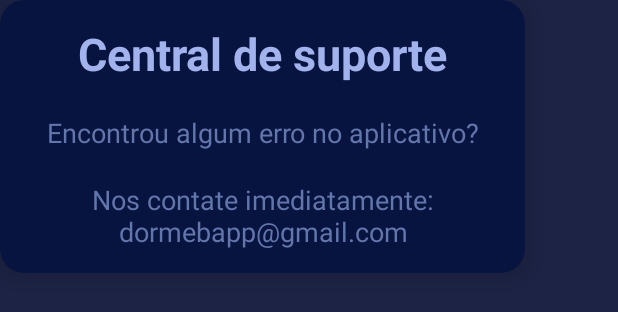
After one commit to EltonC06/DormeB-App, an Android app: the layout dialog_box.xml on its own in the app's theme, with its tools: preview values and no code run, on a phone screen of 412 x 824 dp. The commit adds this screen. Shown: the top 312 px of the screen. Run offline under Robolectric (Android 15) with nearby library versions, the phone set to English and light mode, and no system bars.

Commit message:
info dialog box working

```diff
--- /dev/null
+++ b/app/src/main/res/drawable/background_dialog_box.xml
@@ -0,0 +1,9 @@
+<?xml version="1.0" encoding="utf-8"?>
+<shape xmlns:android="http://schemas.android.com/apk/res/android">
+    <corners android:radius="20dp"/>
+    <solid android:color="@color/blue"/>
+    <gradient android:startColor="@color/darkBlue"/>
+    <gradient android:endColor="@color/darkerBlue"/>
+    <gradient android:angle="90"/>
+
+</shape>
--- a/app/src/main/res/layout/activity_main.xml
+++ b/app/src/main/res/layout/activity_main.xml
@@ -8,6 +8,8 @@
     android:background="@drawable/main_background"
     android:orientation="vertical"
     tools:context=".MainActivity">
+
+
 
     <ScrollView
         android:id="@+id/verticalScroll"
--- /dev/null
+++ b/app/src/main/res/layout/dialog_box.xml
@@ -0,0 +1,71 @@
+<?xml version="1.0" encoding="utf-8"?>
+<androidx.cardview.widget.CardView xmlns:android="http://schemas.android.com/apk/res/android"
+    android:layout_width="350dp"
+    android:layout_height="wrap_content"
+    xmlns:app="http://schemas.android.com/apk/res-auto"
+    app:cardCornerRadius="16dp"
+    app:cardElevation="10dp"
+    app:cardBackgroundColor="@color/darkBlue"
+    >
+
+    <androidx.constraintlayout.widget.ConstraintLayout
+        android:layout_width="match_parent"
+        android:layout_height="match_parent">
+
+        <TextView
+            android:id="@+id/textView"
+            android:layout_width="wrap_content"
+            android:layout_height="wrap_content"
+            android:layout_marginTop="15dp"
+            android:text="Central de suporte"
+            android:textColor="@color/BlueforText"
+            android:textSize="30sp"
+            android:textStyle="bold"
+            app:layout_constraintEnd_toEndOf="parent"
+            app:layout_constraintStart_toStartOf="parent"
+            app:layout_constraintTop_toTopOf="parent" />
+
+        <TextView
+            android:id="@+id/textView2"
+            android:layout_width="wrap_content"
+            android:layout_height="wrap_content"
+            android:text="Encontrou algum erro no aplicativo?"
+            android:textSize="18sp"
+            android:layout_marginTop="20dp"
+            android:layout_marginStart="24dp"
+            android:layout_marginEnd="24dp"
+
+            android:textColor="@color/AnotherBlueforText"
+            app:layout_constraintEnd_toEndOf="@+id/textView"
+            app:layout_constraintStart_toStartOf="@+id/textView"
+            app:layout_constraintTop_toBottomOf="@+id/textView" />
+
+        <TextView
+            android:id="@+id/textView3"
+            android:layout_width="250dp"
+            android:layout_height="wrap_content"
+            android:layout_marginStart="24dp"
+            android:layout_marginTop="20dp"
+            android:layout_marginEnd="24dp"
+            android:paddingBottom="15dp"
+            android:gravity="center"
+            android:text="Nos contate imediatamente: dormebapp@gmail.com"
+            android:textSize="18sp"
+            android:textColor="@color/AnotherBlueforText"
+            app:layout_constraintEnd_toEndOf="@+id/textView"
+            app:layout_constraintStart_toStartOf="@+id/textView"
+            app:layout_constraintTop_toBottomOf="@+id/textView2" />
+
+
+
+
+
+
+
+
+    </androidx.constraintlayout.widget.ConstraintLayout>
+
+
+
+
+</androidx.cardview.widget.CardView>
--- a/app/src/main/res/values-night/themes.xml
+++ b/app/src/main/res/values-night/themes.xml
@@ -6,6 +6,6 @@
         <item name="colorPrimaryVariant">@color/darkerBlue</item>
         <item name="colorOnPrimary">@color/white</item>
 
-        <item name="android:windowBackground">@color/background</item>
+        <item name="android:windowBackground">@drawable/background_dialog_box</item>
     </style>
 </resources>
```
Also changed, not shown: app/src/main/java/com/dormeb/dormeb/InfoFragment.kt (deleted, +0 -29 lines), app/src/main/java/com/dormeb/dormeb/MainActivity.kt (+31 -1 lines), app/src/main/res/drawable/background_gradient.xml (added, +12 -0 lines), app/src/main/res/layout/fragment_info.xml (deleted, +0 -58 lines), app/src/main/res/drawable/infotab.png (added).
